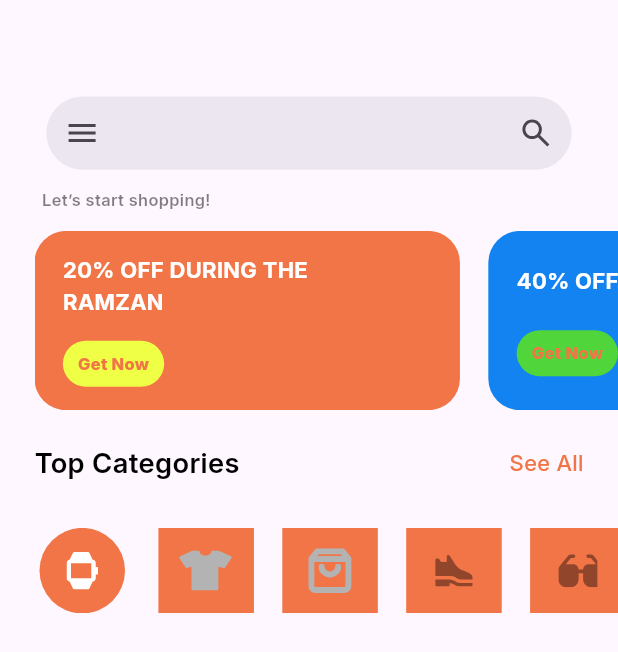
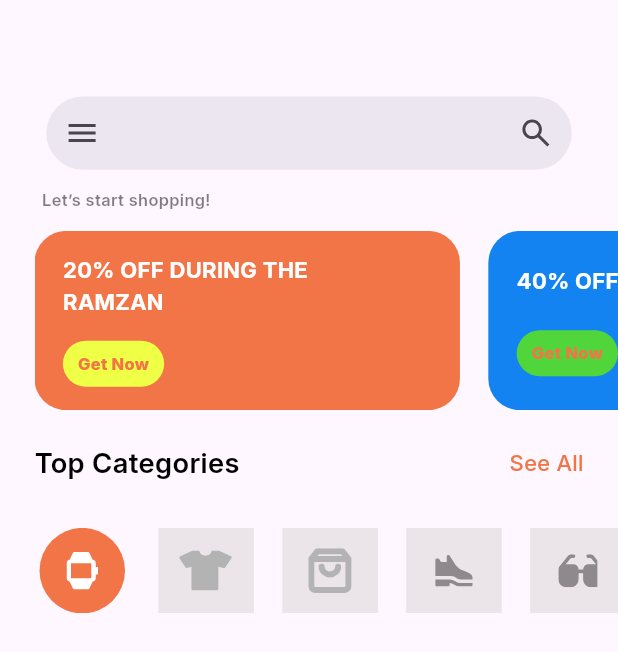
Before and after one commit to AmrReda92/e-commerce-app, a Flutter app: the screen it shows after launch, on a phone screen of 412 x 824 dp. Shown: the top 652 px of the screen. Run offline on Flutter 3.47's test engine with Material 3 defaults, Android fonts, the phone set to English and light mode, and no system bars; our stand-ins replace flutter_screenutil, flutter_svg.

Commit message:
finish logic in category list view

```diff
--- a/lib/core/models/app_colors.dart
+++ b/lib/core/models/app_colors.dart
@@ -11,4 +11,5 @@ class AppColors {
   static const Color getNow1Background = Color(0xFFEFFF46);
   static const Color getNow2Background = Color(0xFF50D63B);
   static const Color getNow3Background = Colors.grey;
+  static const Color categoryBackground = Color(0x80D8D3D3);
 }
--- a/lib/features/home/model/info_category_model.dart
+++ b/lib/features/home/model/info_category_model.dart
@@ -2,8 +2,7 @@ import 'dart:ui';
 
 class InfoCategoryModel {
   final  String icon;
-  final  Color backGround;
 
-  InfoCategoryModel({required this.icon,required this.backGround});
+  InfoCategoryModel({required this.icon,});
 
 }
--- a/lib/features/home/widgets/custom_categry_list_view.dart
+++ b/lib/features/home/widgets/custom_categry_list_view.dart
@@ -4,47 +4,57 @@ import 'package:flutter/material.dart';
 import 'package:flutter_screenutil/flutter_screenutil.dart';
 import 'package:flutter_svg/flutter_svg.dart';
 
-class CustomCategoryListView extends StatelessWidget {
+class CustomCategoryListView extends StatefulWidget {
   const CustomCategoryListView({super.key});
 
   static List<InfoCategoryModel> categoryModel = [
     InfoCategoryModel(
         icon: "assets/icons/watch_icon.svg",
-        backGround: AppColors.container1Background
     ),
     InfoCategoryModel(
         icon: "assets/icons/cloth_icon.svg",
-        backGround: AppColors.container1Background
     ),
     InfoCategoryModel(
         icon: "assets/icons/shopping_icon.svg",
-        backGround: AppColors.container1Background
     ),
     InfoCategoryModel(
         icon: "assets/icons/shoes_icon.svg",
-        backGround: AppColors.container1Background
     ),
     InfoCategoryModel(
         icon: "assets/icons/glasses_icon.svg",
-        backGround: AppColors.container1Background
     ),
   ];
+
+  @override
+  State<CustomCategoryListView> createState() => _CustomCategoryListViewState();
+}
+
+class _CustomCategoryListViewState extends State<CustomCategoryListView> {
+  int currentIndex = 0 ;
 
   @override
   Widget build(BuildContext context) {
     return ListView.builder(
       scrollDirection: Axis.horizontal,
-      itemCount: categoryModel.length,
+      itemCount: CustomCategoryListView.categoryModel.length,
         itemBuilder: (context,index){
+        final selected = index == currentIndex ;
            return Padding(
              padding:  EdgeInsets.only(right: 19.w),
-             child: Container(
-               width: 64.w,
-               decoration: BoxDecoration(
-                 color : categoryModel[index].backGround,
-                 shape: index==0? BoxShape.circle : BoxShape.rectangle
-               ),child: Center(child: SvgPicture.asset(categoryModel[index].icon)
-             ),
+             child: GestureDetector(
+               onTap: (){
+                 setState(() {
+                   currentIndex = index;
+                 });
+               },
+               child: Container(
+                 width: 64.w,
+                 decoration: BoxDecoration(
+                   color : selected ? AppColors.container1Background : AppColors.categoryBackground ,
+                   shape: selected? BoxShape.circle : BoxShape.rectangle
+                 ),child: Center(child: SvgPicture.asset(CustomCategoryListView.categoryModel[index].icon)
+               ),
+               ),
              ),
            );
         }
```
